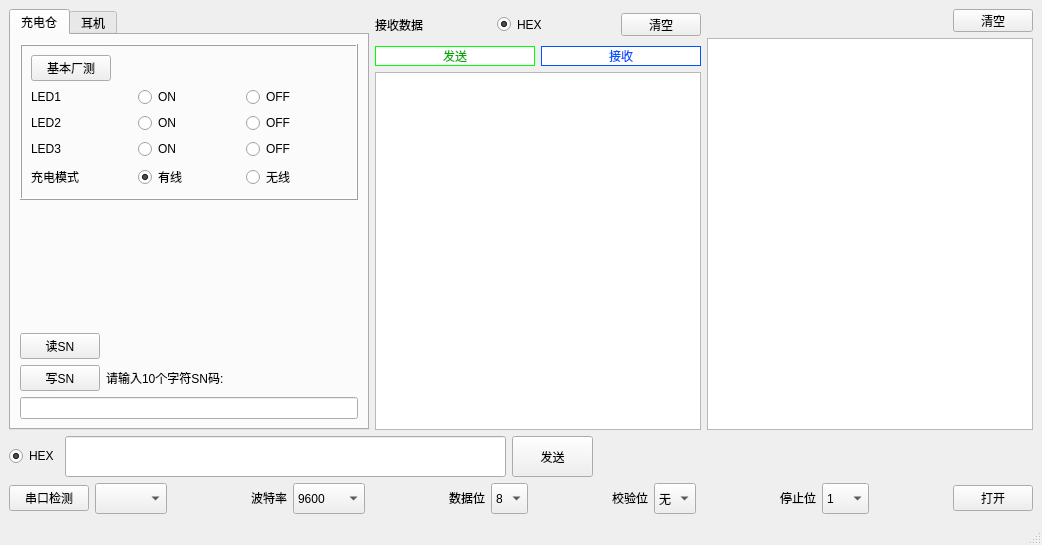
Old version of the form mainwindow.ui in the repository LinZephyr/mew_tw200_test.
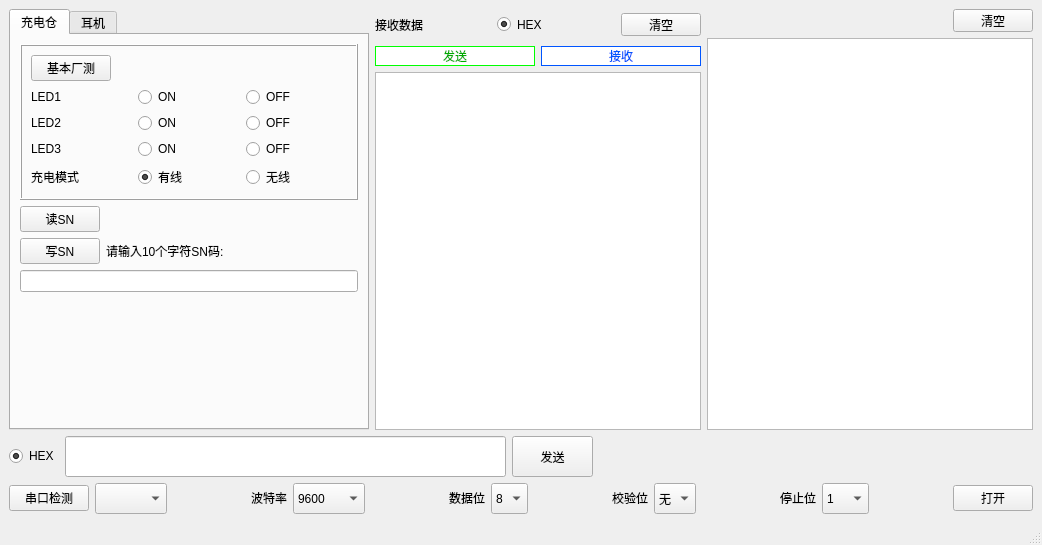
New version of the form. The open tabs and pages were chosen to show the change. Icons and pictures are not drawn.

Commit message: <refactor>  调整充电仓测试显示框.

Patch:
```diff
--- a/mainwindow.ui
+++ b/mainwindow.ui
@@ -186,19 +186,6 @@
               </layout>
              </widget>
             </item>
-            <item>
-             <spacer name="verticalSpacer">
-              <property name="orientation">
-               <enum>Qt::Vertical</enum>
-              </property>
-              <property name="sizeHint" stdset="0">
-               <size>
-                <width>20</width>
-                <height>59</height>
-               </size>
-              </property>
-             </spacer>
-            </item>
             <item>
              <layout class="QVBoxLayout" name="verticalLayout">
               <item>
@@ -262,6 +249,19 @@
               <item>
                <widget class="QLineEdit" name="chgbox_SN_edit"/>
               </item>
+              <item>
+               <spacer name="verticalSpacer">
+                <property name="orientation">
+                 <enum>Qt::Vertical</enum>
+                </property>
+                <property name="sizeHint" stdset="0">
+                 <size>
+                  <width>20</width>
+                  <height>59</height>
+                 </size>
+                </property>
+               </spacer>
+              </item>
              </layout>
             </item>
            </layout>
```
Left out of the diff: 2 changed lines with no effect on the pictures.
